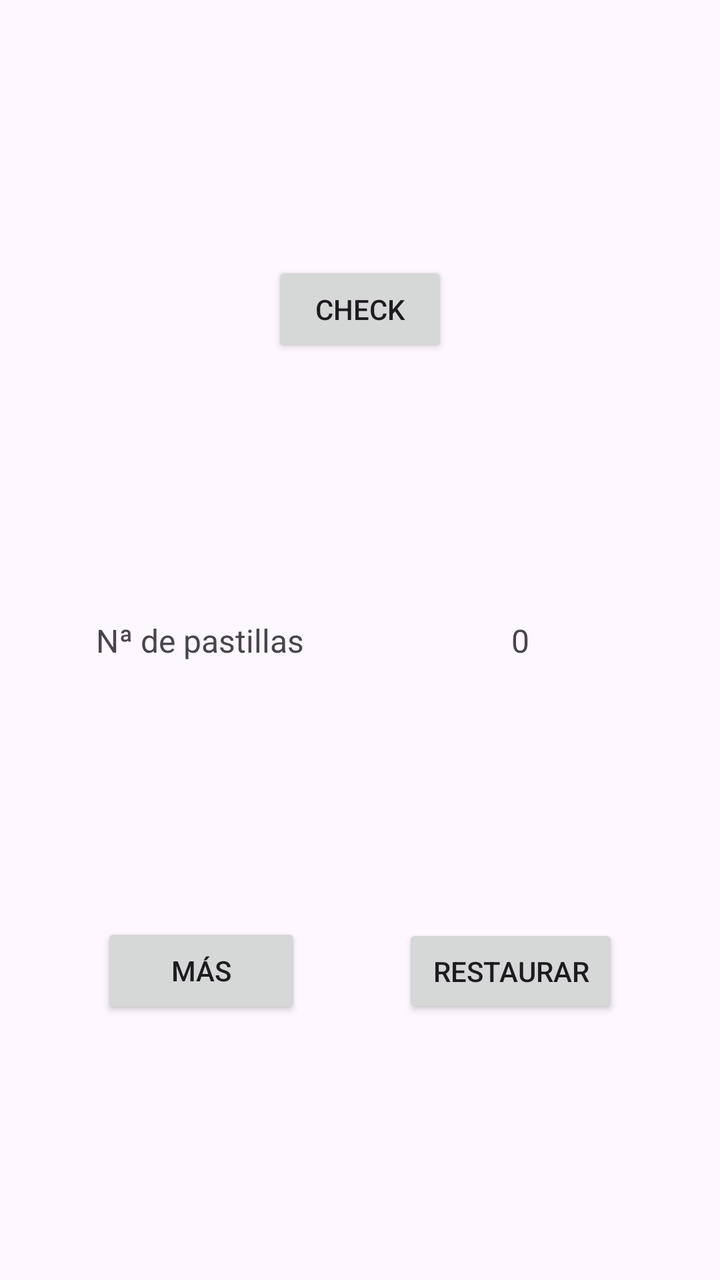
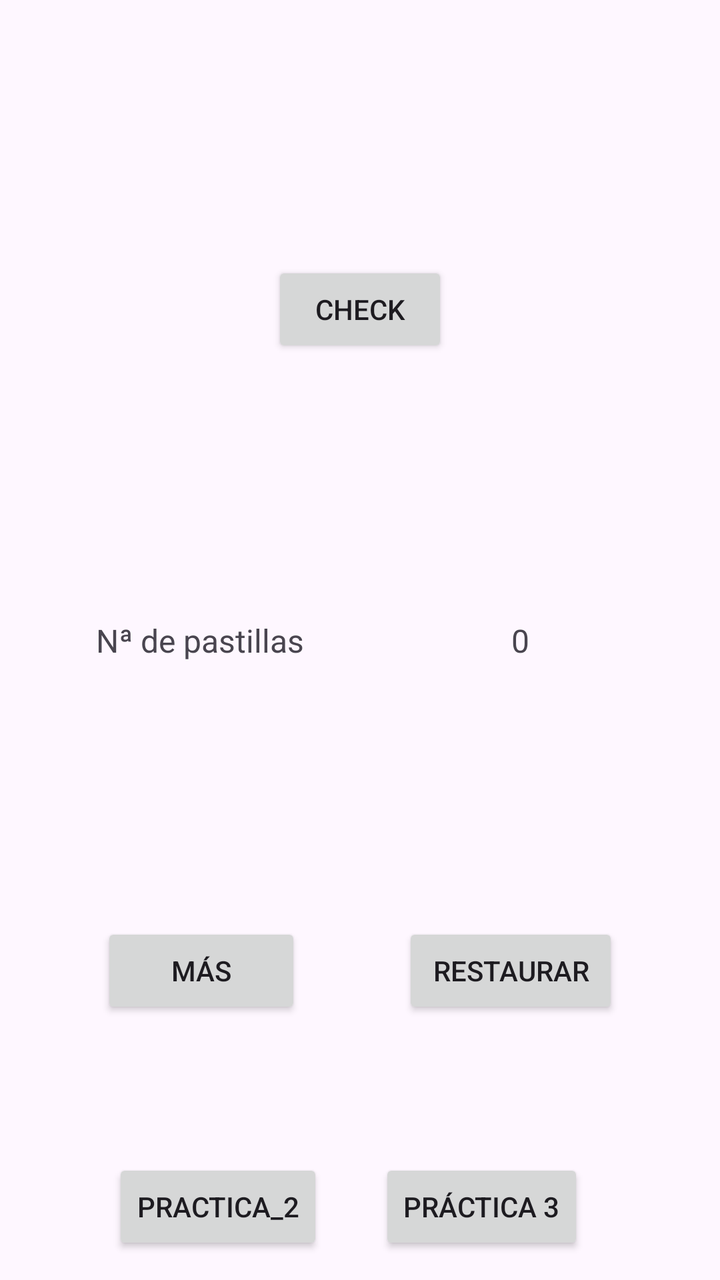

Screens rendered from an Android XML layout before and after an edit, with the pre-edit source and the edit as a unified diff.
<!-- AndroidManifest.xml: application theme Theme.ElPastillero -->
<!-- res/layout/activity_main.xml -->
<?xml version="1.0" encoding="utf-8"?>
<androidx.constraintlayout.widget.ConstraintLayout xmlns:android="http://schemas.android.com/apk/res/android"
    xmlns:app="http://schemas.android.com/apk/res-auto"
    xmlns:tools="http://schemas.android.com/tools"
    android:id="@+id/btnch"
    android:layout_width="match_parent"
    android:layout_height="match_parent"
    tools:context=".MainActivity">
<Button
    android:id="@+id/btnCheck"
    android:layout_width="wrap_content"
    android:layout_height="wrap_content"
    android:text="Check"
    app:layout_constraintTop_toTopOf="parent"
    app:layout_constraintBottom_toTopOf="@+id/textView1"
    app:layout_constraintStart_toStartOf="parent"
    app:layout_constraintEnd_toEndOf="parent"
    app:layout_constraintVertical_bias="0.45" />

    <TextView
        android:id="@+id/textView1"
        android:layout_width="120dp"
        android:layout_height="wrap_content"
        android:gravity="center"
        android:text="Nª de pastillas"
        android:textSize="16sp"
        app:layout_constraintBottom_toTopOf="@+id/incre"
        app:layout_constraintEnd_toStartOf="@+id/contador"
        app:layout_constraintStart_toStartOf="parent"
        app:layout_constraintTop_toBottomOf="@+id/btnCheck" />

    <TextView
        android:id="@+id/contador"
        android:layout_width="120dp"
        android:layout_height="wrap_content"
        android:gravity="center"
        android:text="0"
        android:textSize="16sp"
        app:layout_constraintBottom_toBottomOf="@+id/textView1"
        app:layout_constraintEnd_toEndOf="parent"
        app:layout_constraintStart_toEndOf="@+id/textView1"
        app:layout_constraintTop_toTopOf="@+id/textView1" />

    <Button
        android:id="@+id/incre"
        android:layout_width="100dp"
        android:layout_height="wrap_content"
        android:text="Más"
        app:layout_constraintBottom_toBottomOf="parent"
        app:layout_constraintEnd_toStartOf="@+id/reset"
        app:layout_constraintStart_toStartOf="parent"
        app:layout_constraintTop_toBottomOf="@+id/textView1"
        app:layout_constraintVertical_bias="0.45" />

    <Button
        android:id="@+id/reset"
        android:layout_width="108dp"
        android:layout_height="47dp"
        android:text="Restaurar"
        app:layout_constraintBottom_toBottomOf="@+id/incre"
        app:layout_constraintEnd_toEndOf="parent"
        app:layout_constraintStart_toEndOf="@+id/incre"
        app:layout_constraintTop_toTopOf="@+id/incre" />

</androidx.constraintlayout.widget.ConstraintLayout>
<!-- resources referenced by this layout -->
<resources>
  <style name="Theme.ElPastillero" parent="Base.Theme.ElPastillero" />
  <style name="Base.Theme.ElPastillero" parent="Theme.Material3.DayNight.NoActionBar">
          
          
      </style>
</resources>

<!-- the commit's change to res/layout/activity_main.xml (unified diff, before → after) -->
@@ -6,35 +6,38 @@
     android:layout_width="match_parent"
     android:layout_height="match_parent"
     tools:context=".MainActivity">
-<Button
-    android:id="@+id/btnCheck"
-    android:layout_width="wrap_content"
-    android:layout_height="wrap_content"
-    android:text="Check"
-    app:layout_constraintTop_toTopOf="parent"
-    app:layout_constraintBottom_toTopOf="@+id/textView1"
-    app:layout_constraintStart_toStartOf="parent"
-    app:layout_constraintEnd_toEndOf="parent"
-    app:layout_constraintVertical_bias="0.45" />
+
+    <Button
+        android:id="@+id/btnCheck"
+        android:layout_width="wrap_content"
+        android:layout_height="wrap_content"
+        android:text="@string/check"
+        app:layout_constraintBottom_toTopOf="@+id/textView1"
+        app:layout_constraintEnd_toEndOf="parent"
+        app:layout_constraintHorizontal_bias="0.5"
+        app:layout_constraintStart_toStartOf="parent"
+        app:layout_constraintTop_toTopOf="parent"
+        app:layout_constraintVertical_bias="0.45" />
 
     <TextView
         android:id="@+id/textView1"
         android:layout_width="120dp"
         android:layout_height="wrap_content"
         android:gravity="center"
-        android:text="Nª de pastillas"
+        android:text="@string/n_de_pastillas"
         android:textSize="16sp"
         app:layout_constraintBottom_toTopOf="@+id/incre"
         app:layout_constraintEnd_toStartOf="@+id/contador"
         app:layout_constraintStart_toStartOf="parent"
-        app:layout_constraintTop_toBottomOf="@+id/btnCheck" />
+        app:layout_constraintTop_toBottomOf="@+id/btnCheck"
+        tools:ignore="TextSizeCheck" />
 
     <TextView
         android:id="@+id/contador"
         android:layout_width="120dp"
         android:layout_height="wrap_content"
         android:gravity="center"
-        android:text="0"
+        android:text="@string/_0"
         android:textSize="16sp"
         app:layout_constraintBottom_toBottomOf="@+id/textView1"
         app:layout_constraintEnd_toEndOf="parent"
@@ -45,7 +48,7 @@
         android:id="@+id/incre"
         android:layout_width="100dp"
         android:layout_height="wrap_content"
-        android:text="Más"
+        android:text="@string/m_s"
         app:layout_constraintBottom_toBottomOf="parent"
         app:layout_constraintEnd_toStartOf="@+id/reset"
         app:layout_constraintStart_toStartOf="parent"
@@ -55,11 +58,36 @@
     <Button
         android:id="@+id/reset"
         android:layout_width="108dp"
-        android:layout_height="47dp"
-        android:text="Restaurar"
+        android:layout_height="48dp"
+        android:text="@string/restaurar"
         app:layout_constraintBottom_toBottomOf="@+id/incre"
         app:layout_constraintEnd_toEndOf="parent"
         app:layout_constraintStart_toEndOf="@+id/incre"
-        app:layout_constraintTop_toTopOf="@+id/incre" />
+        app:layout_constraintTop_toTopOf="@+id/incre"
+        tools:ignore="TextSizeCheck" />
+
+    <Button
+        android:id="@+id/pratica2"
+        android:layout_width="wrap_content"
+        android:layout_height="wrap_content"
+        android:layout_marginStart="56dp"
+        android:text="@string/Segunda_practica"
+        app:layout_constraintBottom_toBottomOf="parent"
+        app:layout_constraintEnd_toStartOf="@+id/btnPractica3"
+        app:layout_constraintHorizontal_bias="0.012"
+        app:layout_constraintStart_toStartOf="parent"
+        app:layout_constraintTop_toBottomOf="@+id/incre"
+        app:layout_constraintVertical_bias="0.847" />
+
+    <Button
+        android:id="@+id/btnPractica3"
+        android:layout_width="wrap_content"
+        android:layout_height="wrap_content"
+        android:layout_marginEnd="68dp"
+        android:text="Práctica 3"
+        app:layout_constraintBottom_toBottomOf="@+id/pratica2"
+        app:layout_constraintEnd_toEndOf="parent"
+        app:layout_constraintTop_toTopOf="@+id/pratica2"
+        app:layout_constraintVertical_bias="0.0" />
 
 </androidx.constraintlayout.widget.ConstraintLayout>
<!-- resource entries referenced after the edit -->
@@ -1,5 +1,11 @@
 <!-- resources referenced by this layout -->
 <resources>
+  <string name="Segunda_practica">Practica_2</string>
+  <string name="_0">0</string>
+  <string name="check">Check</string>
+  <string name="m_s">Más</string>
+  <string name="n_de_pastillas">Nª de pastillas</string>
+  <string name="restaurar">Restaurar</string>
   <style name="Theme.ElPastillero" parent="Base.Theme.ElPastillero" />
   <style name="Base.Theme.ElPastillero" parent="Theme.Material3.DayNight.NoActionBar">
           
